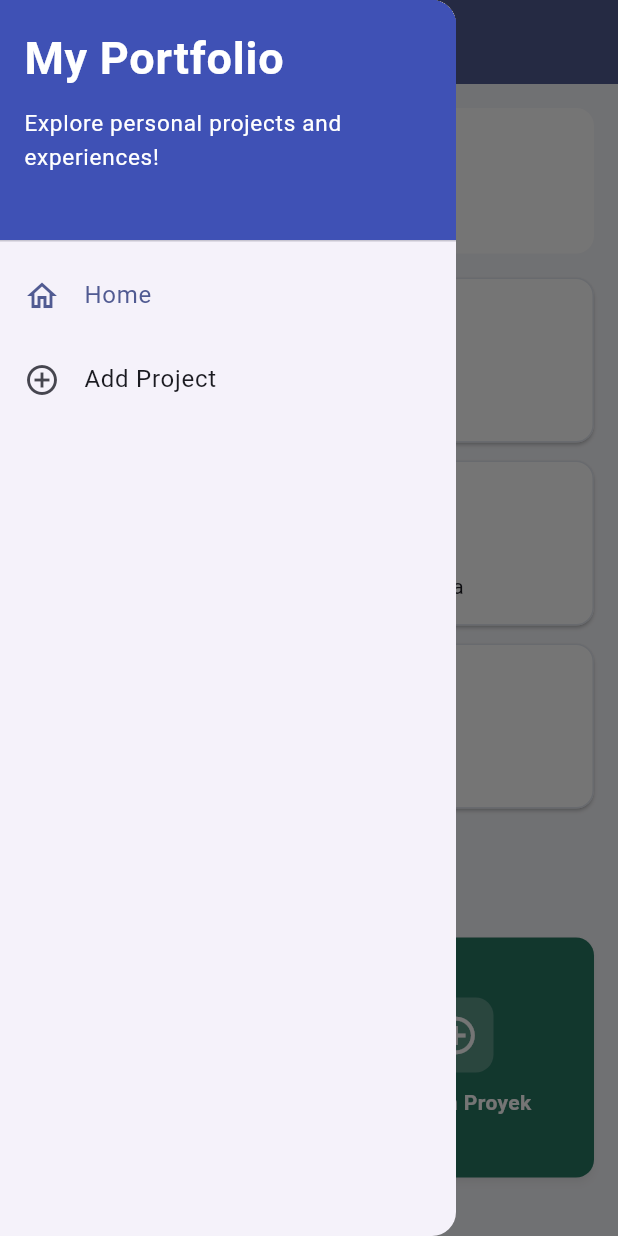
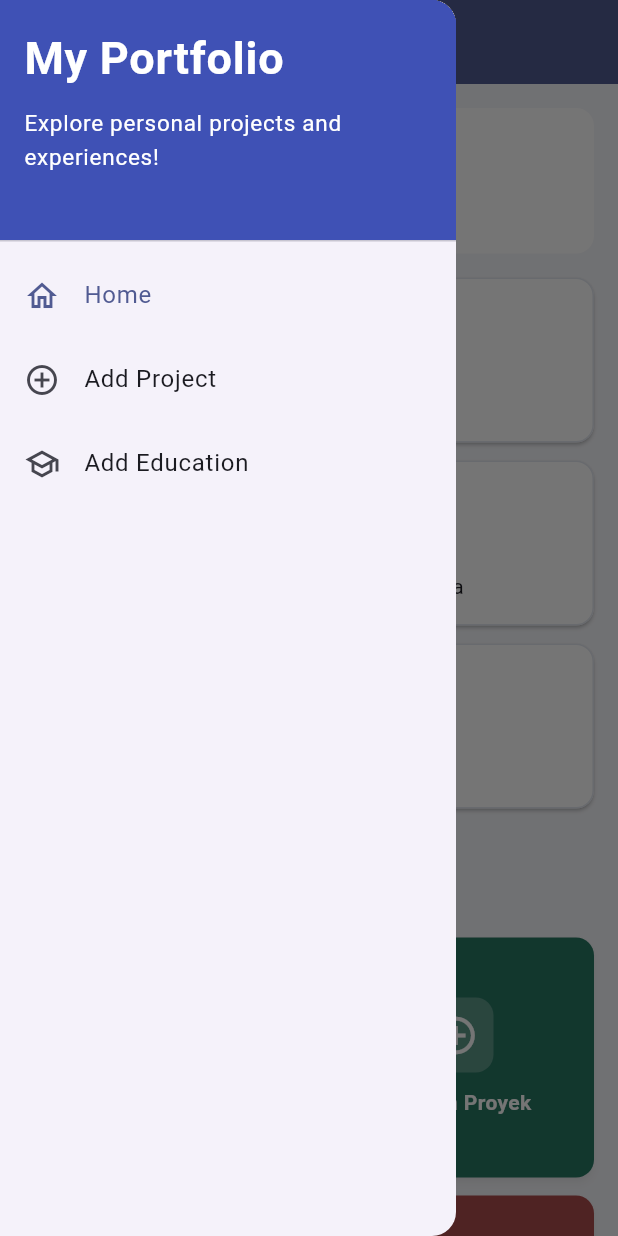
Before and after one commit to SutaKarmana/myportofolio_mobile, a Flutter app: the screen it shows after launch, with the side drawer open, on a phone screen of 412 x 824 dp. Run offline on Flutter 3.47's test engine with Material 3 defaults, Android fonts, the phone set to English and light mode, and no system bars; our stand-ins replace material_ui.

Commit message:
feat: Menambahkan Form Edukasi dan Navigasi di Home

```diff
--- a/lib/models/item_homepage.dart
+++ b/lib/models/item_homepage.dart
@@ -1,4 +1,6 @@
 import 'package:material_ui/material_ui.dart';
+
+import 'portfolio_page.dart';
 
 /// Data yang diperlukan untuk menampilkan satu kartu aksi pada halaman utama.
 class ItemHomepage {
@@ -6,6 +8,7 @@ class ItemHomepage {
   final String name;
   final IconData icon;
   final Color color;
+  final PortfolioPage? destination;
 
-  const ItemHomepage(this.name, this.icon, this.color);
+  const ItemHomepage(this.name, this.icon, this.color, {this.destination});
 }
--- /dev/null
+++ b/lib/models/portfolio_page.dart
@@ -0,0 +1 @@
+enum PortfolioPage { home, project, education }
--- a/lib/screens/menu.dart
+++ b/lib/screens/menu.dart
@@ -1,6 +1,7 @@
 import 'package:material_ui/material_ui.dart';
 
 import '../models/item_homepage.dart';
+import '../models/portfolio_page.dart';
 import '../widgets/info_card.dart';
 import '../widgets/left_drawer.dart';
 import '../widgets/project_card.dart';
@@ -12,7 +13,18 @@ class MyHomePage extends StatelessWidget {
   // Setiap item menyimpan nama, ikon, dan warna untuk satu kartu menu.
   static const items = [
     ItemHomepage('Lihat Proyek', Icons.folder_outlined, Color(0xFF355A92)),
-    ItemHomepage('Tambah Proyek', Icons.add_circle_outline, Color(0xFF287763)),
+    ItemHomepage(
+      'Tambah Proyek',
+      Icons.add_circle_outline,
+      Color(0xFF287763),
+      destination: PortfolioPage.project,
+    ),
+    ItemHomepage(
+      'Tambah Edukasi',
+      Icons.school_outlined,
+      Color(0xFF6A4DA3),
+      destination: PortfolioPage.education,
+    ),
     ItemHomepage('Logout', Icons.logout, Color(0xFFAD4D4D)),
   ];
 
@@ -28,7 +40,7 @@ class MyHomePage extends StatelessWidget {
         backgroundColor: Theme.of(context).colorScheme.primary,
         foregroundColor: Colors.white,
       ),
-      drawer: const LeftDrawer(isHome: true),
+      drawer: const LeftDrawer(currentPage: PortfolioPage.home),
       // Isi halaman dapat digulir saat lebih tinggi daripada layar.
       body: SingleChildScrollView(
         padding: const EdgeInsets.all(16),
--- a/lib/widgets/left_drawer.dart
+++ b/lib/widgets/left_drawer.dart
@@ -1,12 +1,40 @@
 import 'package:material_ui/material_ui.dart';
 
+import '../models/portfolio_page.dart';
+import '../screens/education_form.dart';
 import '../screens/menu.dart';
 import '../screens/project_form.dart';
 
 class LeftDrawer extends StatelessWidget {
-  const LeftDrawer({super.key, required this.isHome});
+  const LeftDrawer({super.key, required this.currentPage});
 
-  final bool isHome;
+  final PortfolioPage currentPage;
+
+  void _navigateTo(BuildContext context, PortfolioPage target) {
+    final navigator = Navigator.of(context);
+    final isFirstRoute = ModalRoute.of(context)!.isFirst;
+    navigator.pop(); // Tutup drawer sebelum berpindah halaman.
+    if (target == currentPage) return;
+
+    if (target == PortfolioPage.home && !isFirstRoute) {
+      // Form yang dibuka dari kartu masih memiliki beranda di bawahnya.
+      navigator.pop();
+      return;
+    }
+
+    final page = switch (target) {
+      PortfolioPage.home => const MyHomePage(),
+      PortfolioPage.project => const ProjectFormPage(
+        drawer: LeftDrawer(currentPage: PortfolioPage.project),
+      ),
+      PortfolioPage.education => const EducationFormPage(
+        drawer: LeftDrawer(currentPage: PortfolioPage.education),
+      ),
+    };
+    navigator.pushReplacement<void, void>(
+      MaterialPageRoute<void>(builder: (_) => page),
+    );
+  }
 
   @override
   Widget build(BuildContext context) {
@@ -40,39 +68,20 @@ class LeftDrawer extends StatelessWidget {
           ListTile(
             leading: const Icon(Icons.home_outlined),
             title: const Text('Home'),
-            selected: isHome,
-            onTap: () {
-              final navigator = Navigator.of(context);
-              final isFirstRoute = ModalRoute.of(context)!.isFirst;
-              navigator.pop(); // Tutup drawer sebelum berpindah halaman.
-              if (isHome) return;
-
-              if (isFirstRoute) {
-                navigator.pushReplacement<void, void>(
-                  MaterialPageRoute<void>(builder: (_) => const MyHomePage()),
-                );
-              } else {
-                // Jika form dibuka dari kartu, beranda sudah ada di bawahnya.
-                navigator.pop();
-              }
-            },
+            selected: currentPage == PortfolioPage.home,
+            onTap: () => _navigateTo(context, PortfolioPage.home),
           ),
           ListTile(
             leading: const Icon(Icons.add_circle_outline),
             title: const Text('Add Project'),
-            selected: !isHome,
-            onTap: () {
-              final navigator = Navigator.of(context);
-              navigator.pop();
-              if (!isHome) return;
-
-              navigator.pushReplacement<void, void>(
-                MaterialPageRoute<void>(
-                  builder: (_) =>
-                      const ProjectFormPage(drawer: LeftDrawer(isHome: false)),
-                ),
-              );
-            },
+            selected: currentPage == PortfolioPage.project,
+            onTap: () => _navigateTo(context, PortfolioPage.project),
+          ),
+          ListTile(
+            leading: const Icon(Icons.school_outlined),
+            title: const Text('Add Education'),
+            selected: currentPage == PortfolioPage.education,
+            onTap: () => _navigateTo(context, PortfolioPage.education),
           ),
         ],
       ),
```
Also changed, not shown: lib/screens/education_form.dart (added, +157 -0 lines), lib/widgets/project_card.dart (+19 -9 lines), 2 other files.
